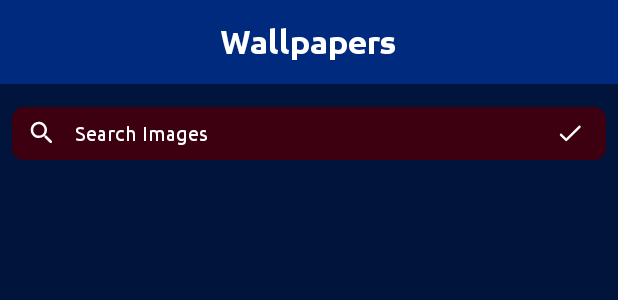
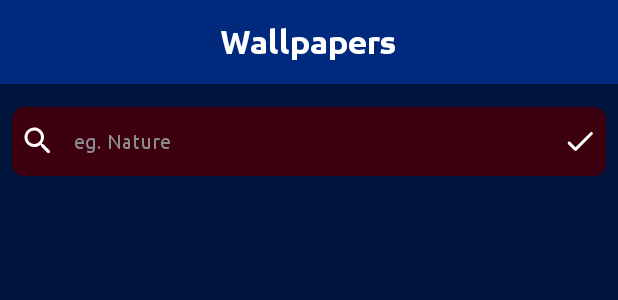
Before and after one commit to JareiyDev/Wallpaper-App, an Android app: the layout activity_main.xml on its own in the app's theme, with its tools: preview values and no code run, on a phone screen of 412 x 824 dp. Shown: the top 300 px of the screen. Run offline under Robolectric (Android 15) with nearby library versions, the phone set to English and light mode, and no system bars; network calls fail.

Commit message:
few changes

```diff
--- a/app/src/main/java/com/chad/wallpaperapp/Activities/FullWallpaperActivity.java
+++ b/app/src/main/java/com/chad/wallpaperapp/Activities/FullWallpaperActivity.java
@@ -27,7 +27,7 @@ public class FullWallpaperActivity extends AppCompatActivity {
         super.onCreate(savedInstanceState);
         setContentView(R.layout.activity_full_wallpaper);
 
-        Objects.requireNonNull(getSupportActionBar()).hide();
+       // Objects.requireNonNull(getSupportActionBar()).hide();
         setBarColors();
         initialize();
     }
@@ -53,7 +53,6 @@ public class FullWallpaperActivity extends AppCompatActivity {
 
             Toast.makeText(this, "Download started!", Toast.LENGTH_SHORT).show();
         });
-
         buttonSetWallpaper.setOnClickListener(v -> {
             WallpaperManager wallpaperManager = WallpaperManager.getInstance(FullWallpaperActivity.this);
 
@@ -66,6 +65,7 @@ public class FullWallpaperActivity extends AppCompatActivity {
                 Toast.makeText(FullWallpaperActivity.this, "Something went wrong!", Toast.LENGTH_SHORT).show();
             }
         });
+
     }
 
     private void setBarColors() {
--- a/app/src/main/java/com/chad/wallpaperapp/Activities/MainActivity.java
+++ b/app/src/main/java/com/chad/wallpaperapp/Activities/MainActivity.java
@@ -157,9 +157,8 @@ public class MainActivity extends AppCompatActivity {
     }
 
     private void setBarColors() {
-        getWindow().setStatusBarColor(getResources().getColor(R.color.colorPrimary));
+        getWindow().setStatusBarColor(getResources().getColor(R.color.colorPrimaryDark));
         getWindow().setNavigationBarColor(getResources().getColor(R.color.colorPrimary));
     }
 
-
 }
--- a/app/src/main/res/layout/activity_full_wallpaper.xml
+++ b/app/src/main/res/layout/activity_full_wallpaper.xml
@@ -20,7 +20,7 @@
         android:layout_alignParentBottom="true">
 
         <com.google.android.material.button.MaterialButton
-            android:id="@+id/buttonSetWallpaper"
+            android:id="@+id/buttonDownloadWallpaper"
             android:layout_width="match_parent"
             android:layout_height="wrap_content"
             android:text="@string/download_image"
@@ -32,7 +32,7 @@
             app:cornerRadius="6dp" />
 
         <com.google.android.material.button.MaterialButton
-            android:id="@+id/buttonDownloadWallpaper"
+            android:id="@+id/buttonSetWallpaper"
             android:layout_width="match_parent"
             android:layout_height="wrap_content"
             android:text="@string/set_wallpaper"
--- a/app/src/main/res/layout/activity_main.xml
+++ b/app/src/main/res/layout/activity_main.xml
@@ -34,41 +34,41 @@
         android:layout_marginStart="8dp"
         android:layout_marginTop="15dp"
         android:layout_marginEnd="8dp"
-        android:layout_marginBottom="8dp"
+        android:layout_marginBottom="4dp"
         android:background="@drawable/background_search"
         android:gravity="center_vertical"
         android:orientation="horizontal"
-        android:paddingStart="10dp"
-        android:paddingEnd="10dp"
+        android:padding="5dp"
         android:layout_below="@id/layoutHeader">
 
         <ImageView
-            android:layout_width="20dp"
-            android:layout_height="20dp"
+            android:layout_width="24dp"
+            android:layout_height="24dp"
             android:contentDescription="@string/app_name"
             android:src="@drawable/ic_search"
             app:tint="@color/colorWhite"/>
 
         <EditText
             android:id="@+id/inputSearch"
-            android:layout_width="320dp"
+            android:layout_width="0dp"
+            android:layout_weight="1"
             android:layout_height="35dp"
             android:layout_marginStart="12dp"
             android:background="@null"
             android:fontFamily="@font/ubuntu_regular"
-            android:hint="@string/search_images"
+            android:hint="@string/eg_nature"
             android:imeOptions="actionDone"
             android:importantForAutofill="no"
             android:includeFontPadding="false"
             android:inputType="text"
             android:textColor="@color/colorWhite"
-            android:textColorHint="@color/colorWhite"
+            android:textColorHint="#8C8C8C"
             android:textSize="13sp" />
 
         <ImageView
             android:id="@+id/imageSearch"
-            android:layout_width="20dp"
-            android:layout_height="20dp"
+            android:layout_width="24dp"
+            android:layout_height="24dp"
             android:contentDescription="@string/app_name"
             android:src="@drawable/ic_check"
             android:background="?selectableItemBackground"
--- a/app/src/main/res/values/strings.xml
+++ b/app/src/main/res/values/strings.xml
@@ -4,4 +4,5 @@
     <string name="set_wallpaper">SET WALLPAPER</string>
     <string name="download_image">DOWNLOAD IMAGE</string>
     <string name="search_images">Search Images</string>
+    <string name="eg_nature">eg. Nature</string>
 </resources>
--- a/app/src/main/res/values/styles.xml
+++ b/app/src/main/res/values/styles.xml
@@ -1,6 +1,6 @@
 <resources>
     <!-- Base application theme. -->
-    <style name="AppTheme" parent="Theme.AppCompat.Light.DarkActionBar">
+        <style name="AppTheme" parent="Theme.MaterialComponents.Light.NoActionBar">
         <!-- Customize your theme here. -->
         <item name="colorPrimary">@color/colorPrimary</item>
         <item name="colorPrimaryDark">@color/colorPrimaryDark</item>
```
Also changed, not shown: app/src/main/res/layout/wallpaper_item.xml (+5 -5 lines).
